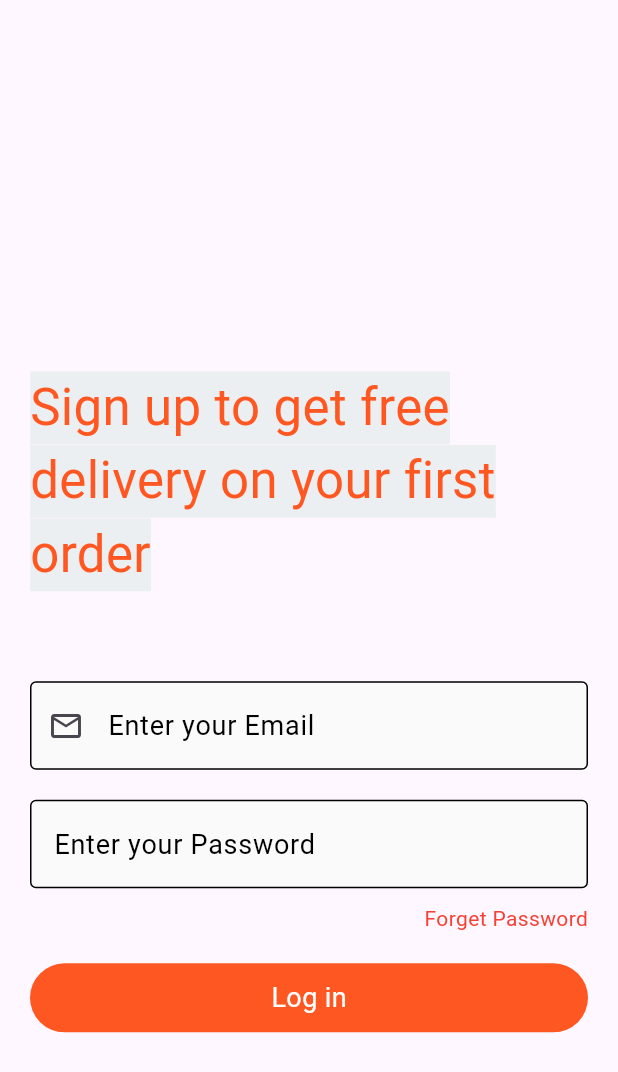
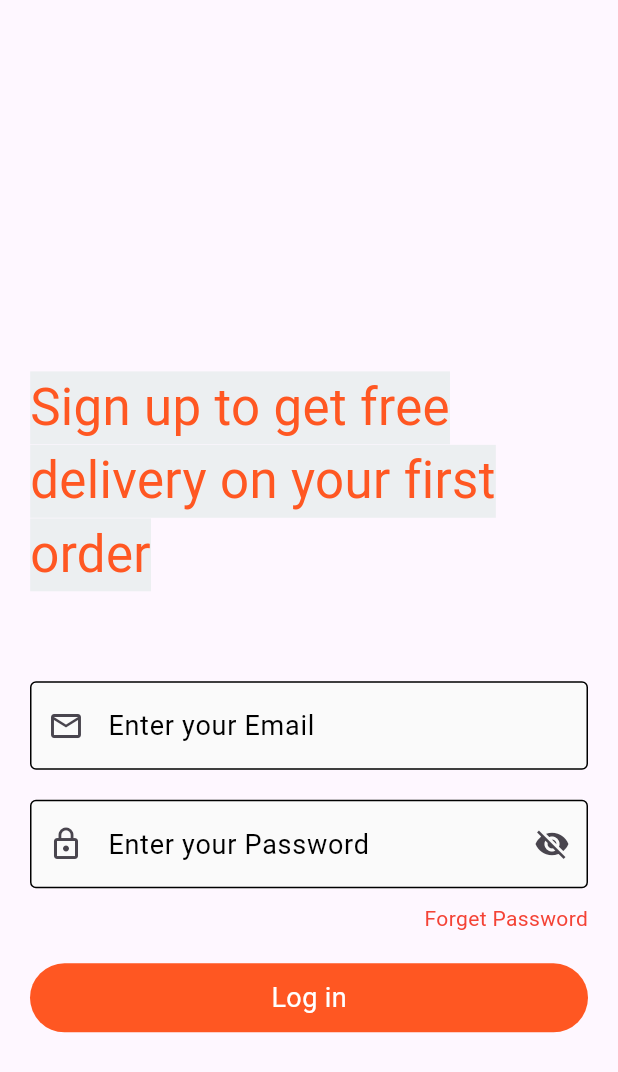
Before and after one commit to darus66d/making_a_login_page, a Flutter app: the screen it shows after launch, on a phone screen of 412 x 824 dp. Shown: the top 1072 px of the screen. Run offline on Flutter 3.47's test engine with Material 3 defaults, Android fonts, the light colour scheme and no system bars.

Commit message:
Password visibility

```diff
--- a/lib/login_page.dart
+++ b/lib/login_page.dart
@@ -9,6 +9,7 @@ class LoginPage extends StatelessWidget {
 
     final TextEditingController emailController = TextEditingController();
     final TextEditingController passwordController = TextEditingController();
+    final ValueNotifier<bool> isPasswordVisible = ValueNotifier(false);
 
     return Scaffold(
       body: Padding(
@@ -29,10 +30,20 @@ class LoginPage extends StatelessWidget {
               prefixWidget: Icon(Icons.email_outlined),
             ),
             SizedBox(height: 20,),
-            CustomTextField(
-                controller: passwordController,
-                hintText: "Enter your Password",
-                obscureText: true),
+            ValueListenableBuilder(
+              valueListenable: isPasswordVisible,
+              builder: (context,value,child) {
+                return CustomTextField(
+                  controller: passwordController,
+                  hintText: "Enter your Password",
+                  obscureText: !value,
+                  prefixWidget: Icon(Icons.lock_outline),
+                  suffixWidget: IconButton(onPressed: () {
+                    isPasswordVisible.value= !isPasswordVisible.value;
+                  },
+                    icon:Icon( value? Icons.visibility : Icons.visibility_off ,)),
+                );
+              } ),
             SizedBox(height: 10,),
             InkWell(
               onTap: (){
--- a/lib/widgets/custom_text_field.dart
+++ b/lib/widgets/custom_text_field.dart
@@ -5,8 +5,9 @@ class CustomTextField extends StatelessWidget {
   final String hintText;
   final Widget? prefixWidget;
   final bool obscureText;
+  final Widget? suffixWidget;
 
-  const CustomTextField ({super.key, required this.controller, required this.hintText, this.prefixWidget, required this.obscureText});
+  const CustomTextField ({super.key, required this.controller, required this.hintText, this.prefixWidget, required this.obscureText, this.suffixWidget});
 
   @override
   Widget build(BuildContext context) {
@@ -26,6 +27,7 @@ class CustomTextField extends StatelessWidget {
         fillColor: Colors.grey[50],
         filled: true,
         prefixIcon: prefixWidget,
+        suffixIcon: suffixWidget,
         enabledBorder: OutlineInputBorder(
 
         ),
```
